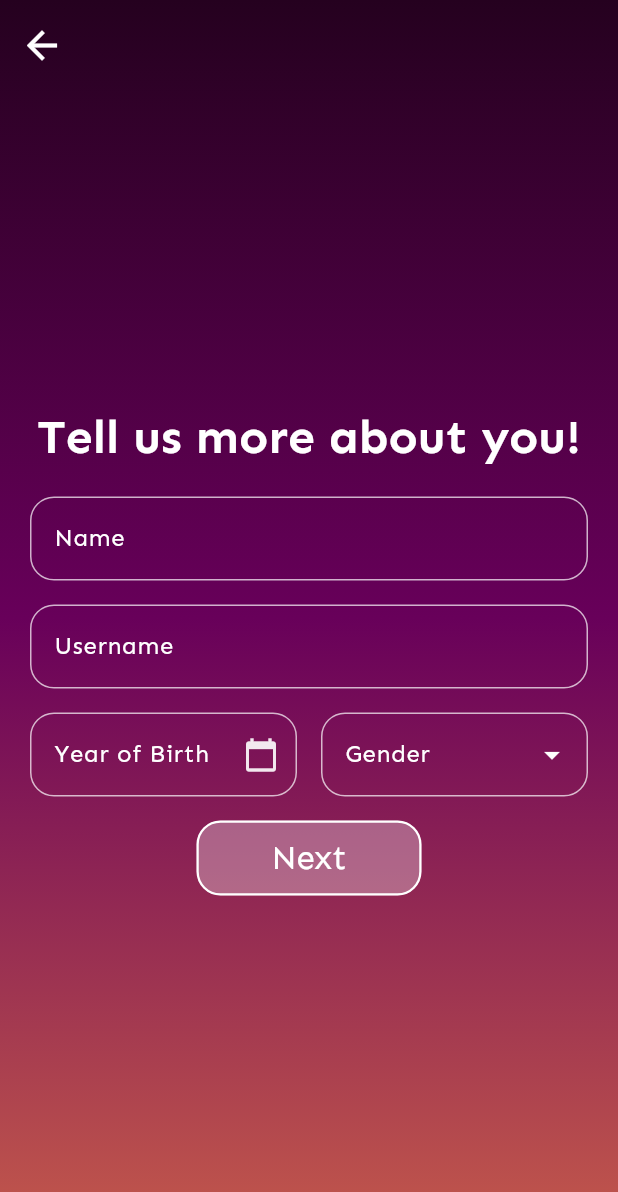
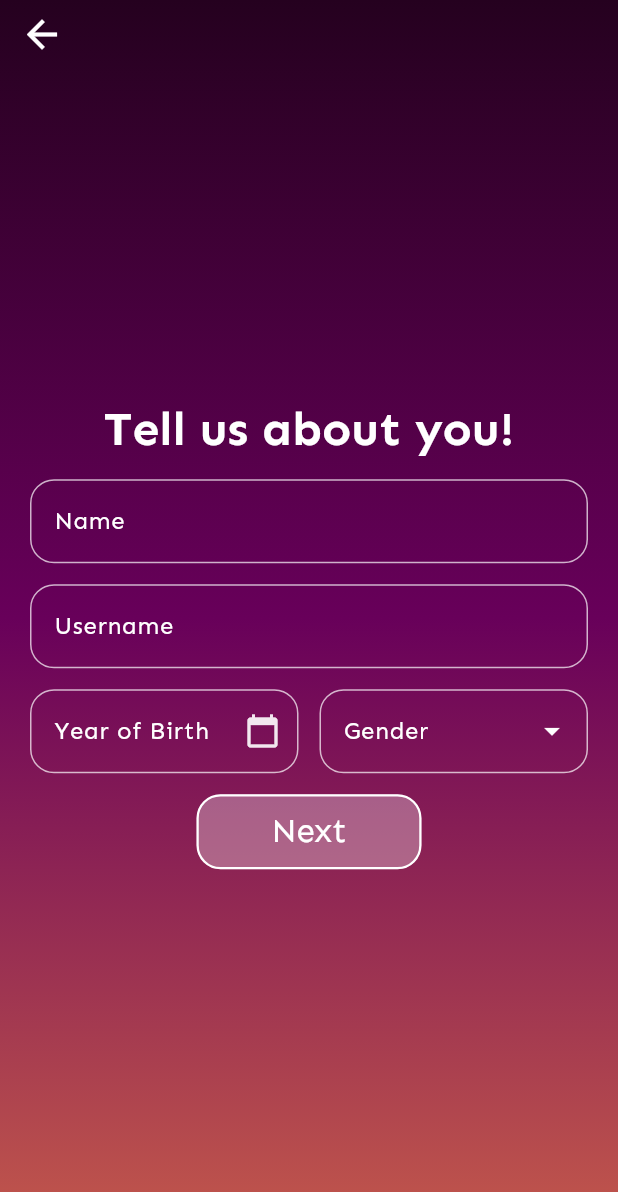
Before and after one commit to izabelakalenik/ZPI-project, a Flutter app: the RegisterScreen screen opened directly, after a tap on "Next", on a phone screen of 412 x 824 dp. Shown: the top 1192 px of the screen. Run offline on Flutter 3.47's test engine with Material 3 defaults, Android fonts, the phone set to English and light mode, and no system bars; our stand-ins replace equatable, firebase_auth, firebase_core, firebase_storage, flutter_bloc, flutter_card_swiper and 5 more; missing offline and left inert: feedback, flutter_email_sender, mobile_scanner, screen_brightness, shake_detector; accounts and stored records are empty; generated files the repository leaves out were written again.

Commit message:
fix overflow for the login and a bit for the register second page but there is still small issue im not sure what to do about it

```diff
--- a/lib/languages/arb/app_en.arb
+++ b/lib/languages/arb/app_en.arb
@@ -21,7 +21,7 @@
   "choose": "Choose at least one",
   "create": "Create Account",
   "select_year": "Select Year",
-  "more_about_you": "Tell us more about you!",
+  "more_about_you": "Tell us about you!",
   "name": "Name",
   "username": "Username",
   "year": "Year of Birth",
--- a/lib/languages/arb/app_pl.arb
+++ b/lib/languages/arb/app_pl.arb
@@ -21,7 +21,7 @@
   "choose": "Wybierz przynajmniej jedną opcję",
   "create": "Utwórz konto",
   "select_year": "Wybierz rok",
-  "more_about_you": "Powiedz nam więcej o sobie!",
+  "more_about_you": "Powiedz nam o sobie!",
   "name": "Imię",
   "username": "Nazwa użytkownika",
   "year": "Rok urodzenia",
--- a/lib/screens/register_screen/categories_choice_screen.dart
+++ b/lib/screens/register_screen/categories_choice_screen.dart
@@ -30,7 +30,7 @@ class _FavCategoriesScreenState extends State<FavCategoriesScreen> {
 
     return MainLayout(
       child: Scaffold(
-        appBar: CustomAppBar(text: ""),
+        appBar: CustomAppBar(text: "", height: 35),
         backgroundColor: Colors.transparent,
         body: Padding(
           padding: const EdgeInsets.all(20.0),
--- a/lib/screens/register_screen/register_screen.dart
+++ b/lib/screens/register_screen/register_screen.dart
@@ -48,7 +48,7 @@ class _RegisterScreenState extends State<RegisterScreen> {
 
     return MainLayout(
       child: Scaffold(
-        appBar: CustomAppBar(text: ""),
+        appBar: CustomAppBar(text: "", height: 35),
         backgroundColor: Colors.transparent,
         resizeToAvoidBottomInset: true,
         body: BlocListener<RegisterBloc, RegisterState>(
@@ -73,7 +73,7 @@ class _RegisterScreenState extends State<RegisterScreen> {
                   children: [
                     Text(localizations.register,
                         style: theme.textTheme.headlineLarge),
-                    const SizedBox(height: 30),
+                    const SizedBox(height: 14),
                     // Social Login Buttons
                     Row(
                       mainAxisAlignment: MainAxisAlignment.center,
@@ -87,7 +87,7 @@ class _RegisterScreenState extends State<RegisterScreen> {
                             },
                           ),
                         ),
-                        const SizedBox(width: 16),
+                        const SizedBox(width: 14),
                         Expanded(
                           child: CustomSocialLoginButton(
                             text: localizations.facebook,
@@ -99,15 +99,15 @@ class _RegisterScreenState extends State<RegisterScreen> {
                         ),
                       ],
                     ),
-                    const SizedBox(height: 20),
+                    const SizedBox(height: 14),
                     Text(localizations.or, style: theme.textTheme.bodyLarge),
-                    const SizedBox(height: 20),
+                    const SizedBox(height: 14),
                     // Email Field
                     CustomTextField(
                       controller: _emailController,
                       labelText: localizations.email,
                     ),
-                    const SizedBox(height: 16),
+                    const SizedBox(height: 14),
                     // Password Field
                     CustomTextField(
                       controller: _passwordController,
@@ -128,7 +128,7 @@ class _RegisterScreenState extends State<RegisterScreen> {
                         },
                       ),
                     ),
-                    const SizedBox(height: 16),
+                    const SizedBox(height: 14),
                     Button(
                       text: Text(localizations.next),
                       onPressed: state is! RegisterLoading
@@ -154,10 +154,10 @@ class _RegisterScreenState extends State<RegisterScreen> {
                     ),
                     if (state is RegisterLoading)
                       const Padding(
-                        padding: EdgeInsets.all(8.0),
+                        padding: EdgeInsets.all(5.0),
                         child: CircularProgressIndicator(),
                       ),
-                    const SizedBox(height: 16),
+                    const SizedBox(height: 14),
                     // Forgot Password and Login Button
                     Align(
                       alignment: Alignment.center,
--- a/lib/screens/register_screen/second_register_screen.dart
+++ b/lib/screens/register_screen/second_register_screen.dart
@@ -75,7 +75,7 @@ class _SecondRegisterScreenState extends State<SecondRegisterScreen> {
 
     return MainLayout(
       child: Scaffold(
-        appBar: CustomAppBar(text: ""),
+        appBar: CustomAppBar(text: "", height: 35),
         backgroundColor: Colors.transparent,
         resizeToAvoidBottomInset: true,
         body: BlocListener<RegisterBloc, RegisterState>(
@@ -94,26 +94,26 @@ class _SecondRegisterScreenState extends State<SecondRegisterScreen> {
           child: BlocBuilder<RegisterBloc, RegisterState>(
             builder: (context, state) {
               return Padding(
-                padding: const EdgeInsets.all(20.0),
+                padding: const EdgeInsets.only(left: 20.0, right: 20.0),
                 child: Column(
                   mainAxisAlignment: MainAxisAlignment.center,
                   children: [
                     Text(localizations.more_about_you,
                         style: theme.textTheme.headlineLarge,
                         textAlign: TextAlign.center),
-                    const SizedBox(height: 20),
+                    const SizedBox(height: 14),
                     // Name Field
                     CustomTextField(
                       controller: _nameController,
                       labelText: localizations.name,
                     ),
-                    const SizedBox(height: 16),
+                    const SizedBox(height: 14),
                     // Username Field
                     CustomTextField(
                       controller: _nicknameController,
                       labelText: localizations.username,
                     ),
-                    const SizedBox(height: 16),
+                    const SizedBox(height: 14),
                     Row(
                       mainAxisAlignment: MainAxisAlignment.center,
                       children: [
@@ -131,7 +131,7 @@ class _SecondRegisterScreenState extends State<SecondRegisterScreen> {
                             ),
                           ),
                         ),
-                        const SizedBox(width: 16),
+                        const SizedBox(width: 14),
                         Expanded(
                           child: DropdownButtonFormField<String>(
                             value: _selectedOption,
@@ -174,7 +174,7 @@ class _SecondRegisterScreenState extends State<SecondRegisterScreen> {
                         ),
                       ],
                     ),
-                    const SizedBox(height: 16),
+                    const SizedBox(height: 14),
                     Button(
                       text: Text(localizations.next),
                       onPressed: state is! RegisterLoading
@@ -193,10 +193,10 @@ class _SecondRegisterScreenState extends State<SecondRegisterScreen> {
                     ),
                     if (state is RegisterLoading)
                       const Padding(
-                        padding: EdgeInsets.all(8.0),
+                        padding: EdgeInsets.all(5.0),
                         child: CircularProgressIndicator(),
                       ),
-                    const SizedBox(height: 16),
+                    const SizedBox(height: 14),
                   ],
                 ),
               );
```
Also changed, not shown: lib/screens/login_screen/login_screen.dart (+9 -9 lines).
